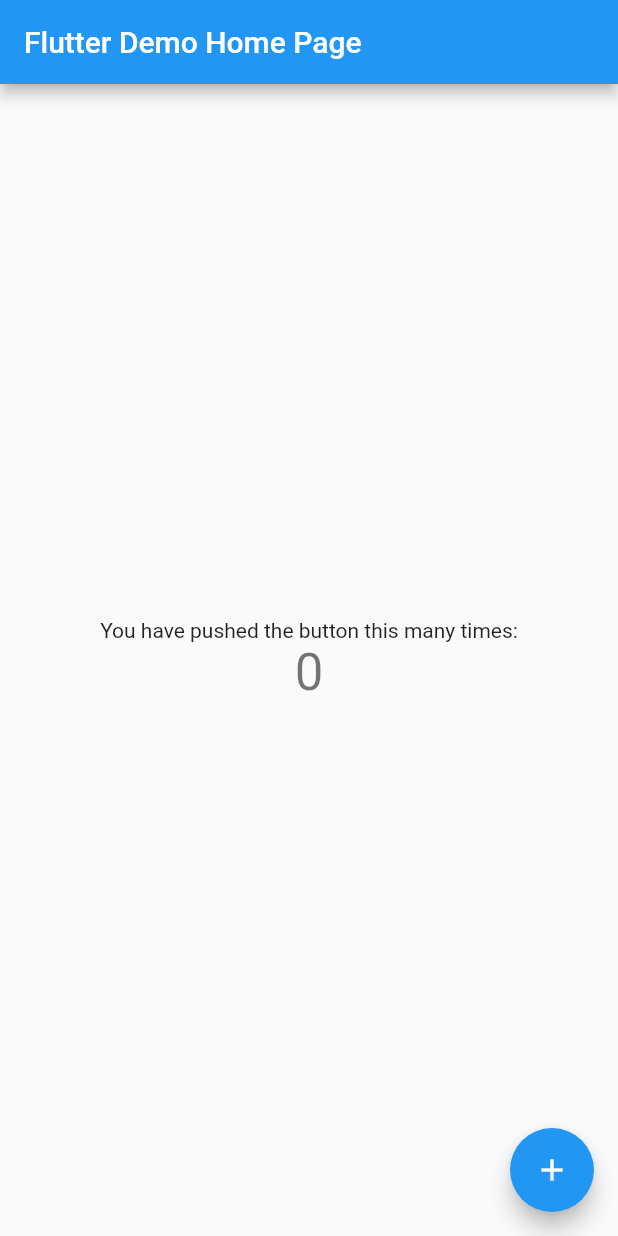
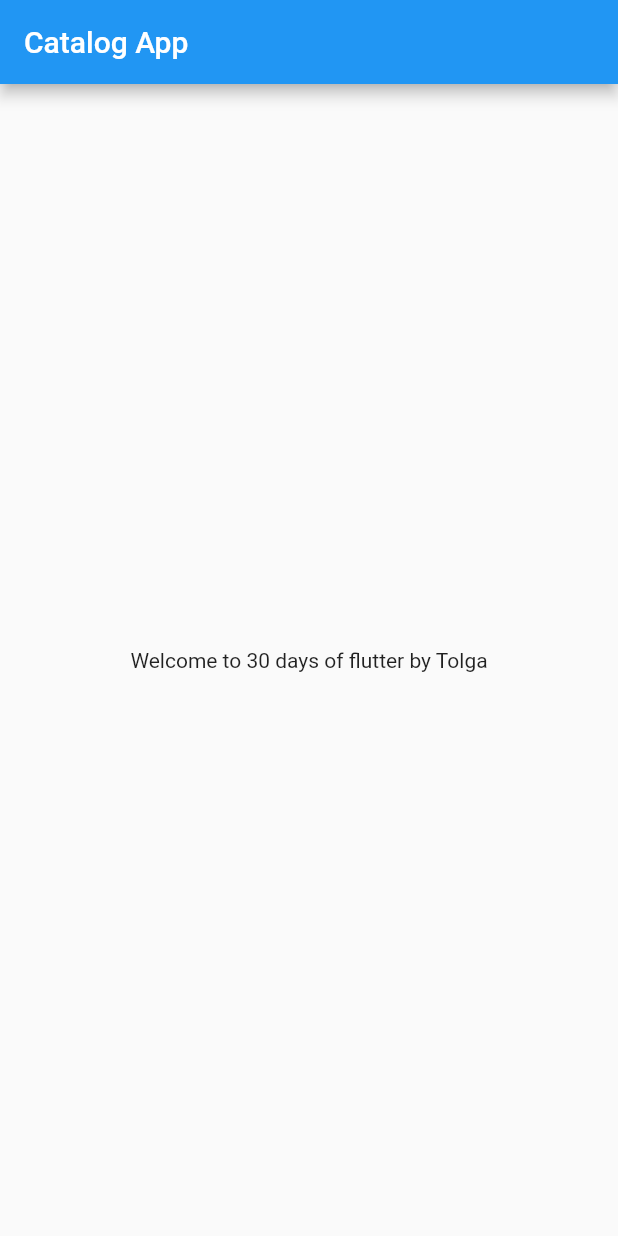
Before and after one commit to ttolgaerdogan/flutter-course, a Flutter app: the screen it shows after launch, on a phone screen of 412 x 824 dp. Run offline on Flutter 3.47's test engine with Material 2 defaults, Android fonts, the phone set to English and light mode, and no system bars.

Commit message:
day 2 completed

```diff
--- /dev/null
+++ b/lib/home_page.dart
@@ -0,0 +1,21 @@
+import 'package:flutter/material.dart';
+
+class HomePage extends StatelessWidget {
+  const HomePage({super.key});
+
+  @override
+  Widget build(BuildContext context) {
+    int days = 30;
+    String name = "Tolga";
+
+    return Scaffold(
+        appBar: AppBar(
+          title: const Text("Catalog App"),
+        ),
+        body: Center(
+          child: Container(
+            child: Text("Welcome to $days days of flutter by $name"),
+          ),
+        ));
+  }
+}
--- a/lib/main.dart
+++ b/lib/main.dart
@@ -1,4 +1,5 @@
-import 'package:flutter/material.dart';
+import "package:flutter/material.dart";
+import "home_page.dart";
 
 void main() {
   runApp(const MyApp());
@@ -7,109 +8,10 @@ void main() {
 class MyApp extends StatelessWidget {
   const MyApp({super.key});
 
-  // This widget is the root of your application.
   @override
   Widget build(BuildContext context) {
     return MaterialApp(
-      title: 'Flutter Demo',
-      theme: ThemeData(
-        // This is the theme of your application.
-        //
-        // Try running your application with "flutter run". You'll see the
-        // application has a blue toolbar. Then, without quitting the app, try
-        // changing the primarySwatch below to Colors.green and then invoke
-        // "hot reload" (press "r" in the console where you ran "flutter run",
-        // or simply save your changes to "hot reload" in a Flutter IDE).
-        // Notice that the counter didn't reset back to zero; the application
-        // is not restarted.
-        primarySwatch: Colors.blue,
-      ),
-      home: const MyHomePage(title: 'Flutter Demo Home Page'),
+      home: const HomePage(),
     );
   }
 }
-
-class MyHomePage extends StatefulWidget {
-  const MyHomePage({super.key, required this.title});
-
-  // This widget is the home page of your application. It is stateful, meaning
-  // that it has a State object (defined below) that contains fields that affect
-  // how it looks.
-
-  // This class is the configuration for the state. It holds the values (in this
-  // case the title) provided by the parent (in this case the App widget) and
-  // used by the build method of the State. Fields in a Widget subclass are
-  // always marked "final".
-
-  final String title;
-
-  @override
-  State<MyHomePage> createState() => _MyHomePageState();
-}
-
-class _MyHomePageState extends State<MyHomePage> {
-  int _counter = 0;
-
-  void _incrementCounter() {
-    setState(() {
-      // This call to setState tells the Flutter framework that something has
-      // changed in this State, which causes it to rerun the build method below
-      // so that the display can reflect the updated values. If we changed
-      // _counter without calling setState(), then the build method would not be
-      // called again, and so nothing would appear to happen.
-      _counter++;
-    });
-  }
-
-  @override
-  Widget build(BuildContext context) {
-    // This method is rerun every time setState is called, for instance as done
-    // by the _incrementCounter method above.
-    //
-    // The Flutter framework has been optimized to make rerunning build methods
-    // fast, so that you can just rebuild anything that needs updating rather
-    // than having to individually change instances of widgets.
-    return Scaffold(
-      appBar: AppBar(
-        // Here we take the value from the MyHomePage object that was created by
-        // the App.build method, and use it to set our appbar title.
-        title: Text(widget.title),
-      ),
-      body: Center(
-        // Center is a layout widget. It takes a single child and positions it
-        // in the middle of the parent.
-        child: Column(
-          // Column is also a layout widget. It takes a list of children and
-          // arranges them vertically. By default, it sizes itself to fit its
-          // children horizontally, and tries to be as tall as its parent.
-          //
-          // Invoke "debug painting" (press "p" in the console, choose the
-          // "Toggle Debug Paint" action from the Flutter Inspector in Android
-          // Studio, or the "Toggle Debug Paint" command in Visual Studio Code)
-          // to see the wireframe for each widget.
-          //
-          // Column has various properties to control how it sizes itself and
-          // how it positions its children. Here we use mainAxisAlignment to
-          // center the children vertically; the main axis here is the vertical
-          // axis because Columns are vertical (the cross axis would be
-          // horizontal).
-          mainAxisAlignment: MainAxisAlignment.center,
-          children: <Widget>[
-            const Text(
-              'You have pushed the button this many times:',
-            ),
-            Text(
-              '$_counter',
-              style: Theme.of(context).textTheme.headline4,
-            ),
-          ],
-        ),
-      ),
-      floatingActionButton: FloatingActionButton(
-        onPressed: _incrementCounter,
-        tooltip: 'Increment',
-        child: const Icon(Icons.add),
-      ), // This trailing comma makes auto-formatting nicer for build methods.
-    );
-  }
-}
```
